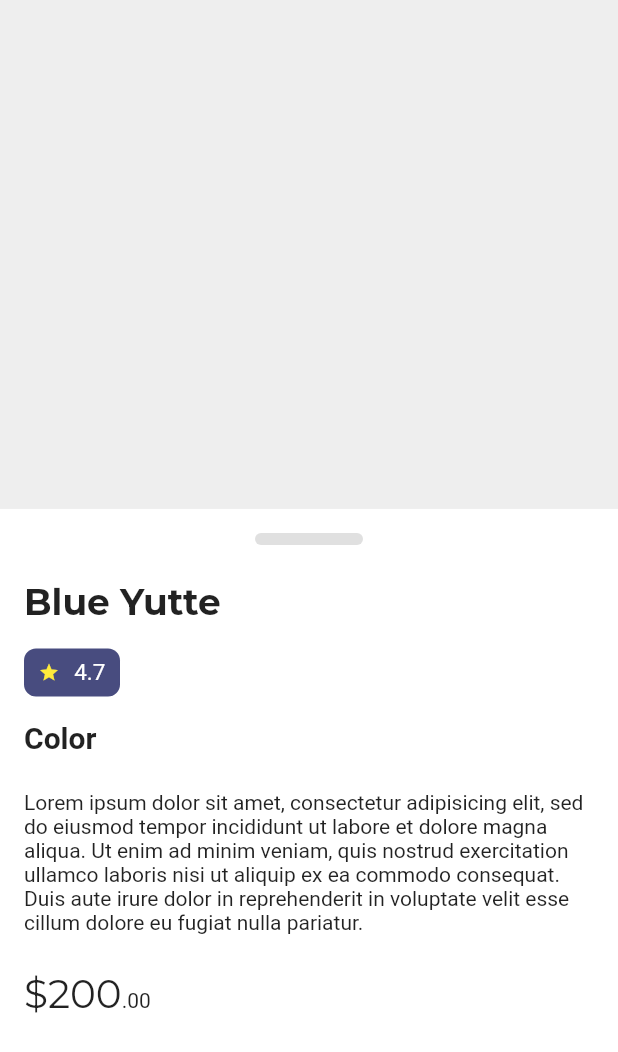
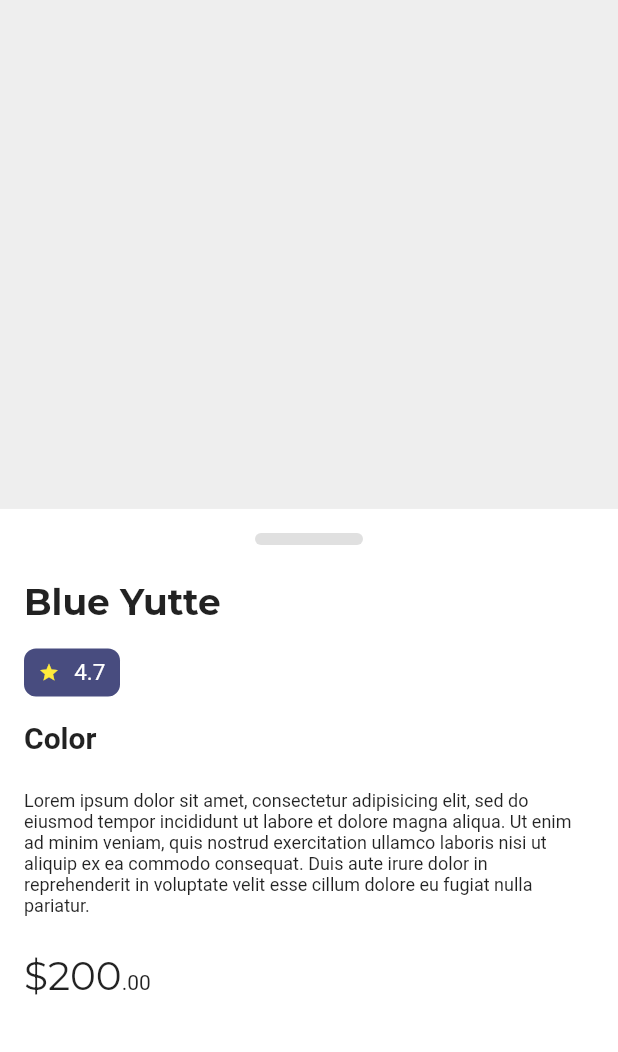
Before and after one commit to JAICHANGPARK/flutter_notebook_11th_story, a Flutter app: the FurnitureDetailPage screen opened directly, on a phone screen of 412 x 824 dp. Shown: the top 1052 px of the screen. Run offline on Flutter 3.47's test engine with Material 2 defaults, Android fonts, the phone set to English and light mode, and no system bars; our stand-ins replace backdrop, badges, flutter_inner_drawer, flutter_slidable, flutter_swiper, google_fonts; network calls fail.

Commit message:
Update detail_page.dart

```diff
--- a/lib/ep735_furniture_app/ui/detail_page.dart
+++ b/lib/ep735_furniture_app/ui/detail_page.dart
@@ -86,7 +86,12 @@ class _FurnitureDetailPageState extends State<FurnitureDetailPage> {
                     ],
                   ),
                   SizedBox(height: 24),
-                  Text("Lorem ipsum dolor sit amet, consectetur adipisicing elit, sed do eiusmod tempor incididunt ut labore et dolore magna aliqua. Ut enim ad minim veniam, quis nostrud exercitation ullamco laboris nisi ut aliquip ex ea commodo consequat. Duis aute irure dolor in reprehenderit in voluptate velit esse cillum dolore eu fugiat nulla pariatur. "),
+                  Text("Lorem ipsum dolor sit amet, consectetur adipisicing elit, sed do eiusmod tempor incididunt ut labore et dolore magna aliqua. Ut enim ad minim veniam, quis nostrud exercitation ullamco laboris nisi ut aliquip ex ea commodo consequat. Duis aute irure dolor in reprehenderit in voluptate velit esse cillum dolore eu fugiat nulla pariatur. ",
+                  style: TextStyle(
+                    fontSize: 12,
+
+                  ),
+                  ),
                   SizedBox(height: 24),
                   Text.rich(
                     TextSpan(
```
